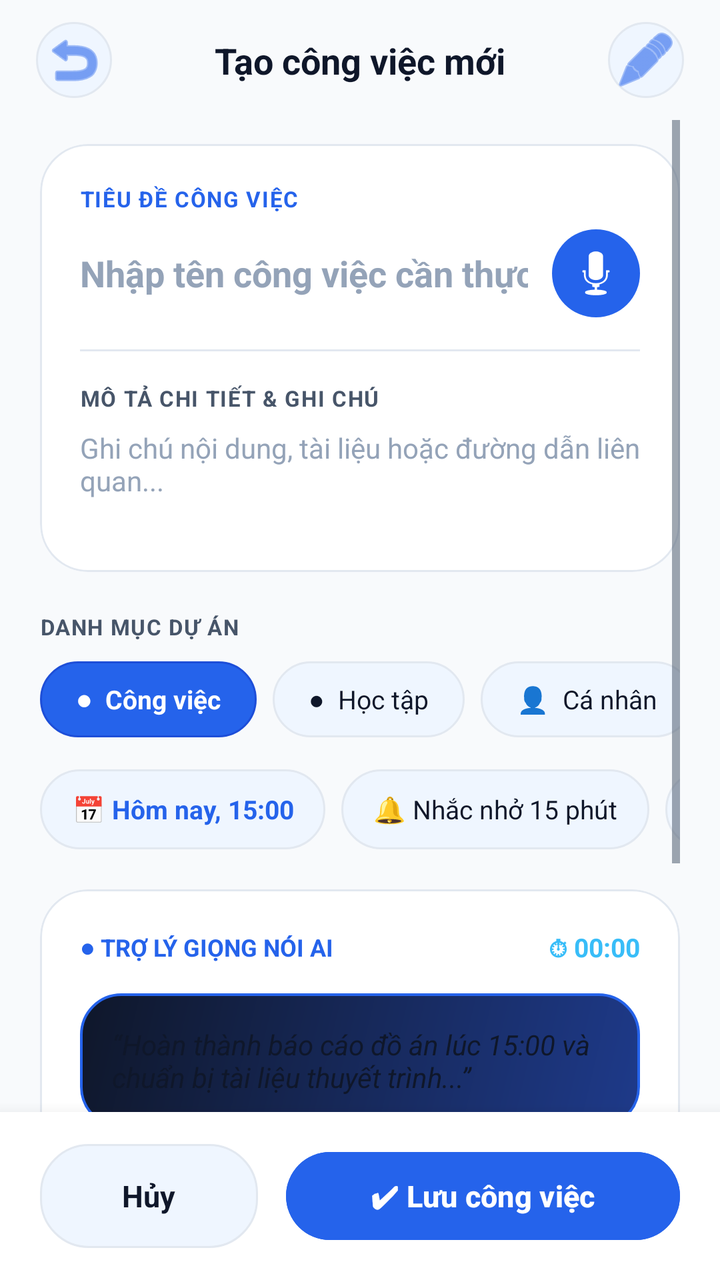
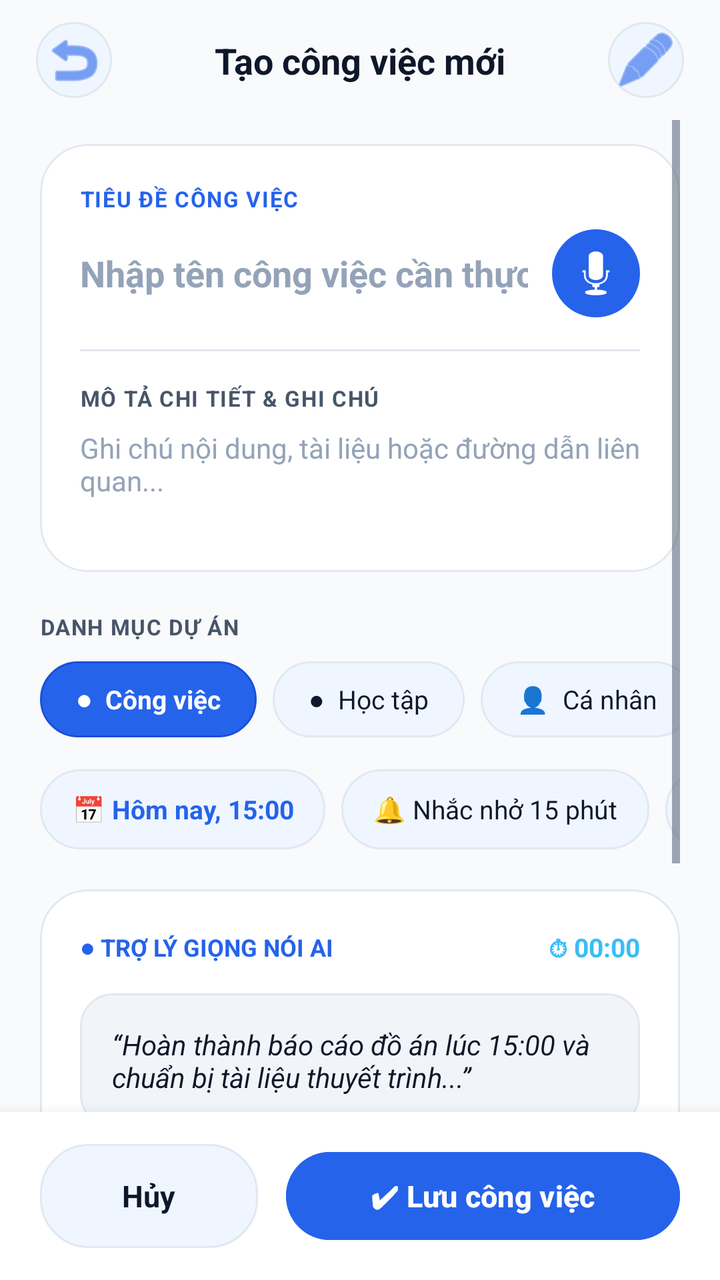

Before-and-after screenshots of an Android layout around one commit, followed by the original layout XML and the change that was made.
<!-- AndroidManifest.xml: application theme Theme.MyApplication -->
<!-- res/layout/activity_add_task.xml -->
<?xml version="1.0" encoding="utf-8"?>
<androidx.constraintlayout.widget.ConstraintLayout
    xmlns:android="http://schemas.android.com/apk/res/android"
    xmlns:app="http://schemas.android.com/apk/res-auto"
    xmlns:tools="http://schemas.android.com/tools"
    android:layout_width="match_parent"
    android:layout_height="match_parent"
    android:background="@color/bg_main"
    tools:context=".ui.task.AddTaskActivity">

    
    <androidx.constraintlayout.widget.ConstraintLayout
        android:id="@+id/headerLayout"
        android:layout_width="match_parent"
        android:layout_height="60dp"
        android:paddingHorizontal="18dp"
        app:layout_constraintTop_toTopOf="parent">

        <ImageButton
            android:id="@+id/btnBack"
            android:layout_width="38dp"
            android:layout_height="38dp"
            android:background="@drawable/bg_pill_light"
            android:src="@android:drawable/ic_menu_revert"
            app:tint="@color/brand_primary"
            app:layout_constraintBottom_toBottomOf="parent"
            app:layout_constraintStart_toStartOf="parent"
            app:layout_constraintTop_toTopOf="parent" />

        <TextView
            android:id="@+id/tvHeaderTitle"
            android:layout_width="wrap_content"
            android:layout_height="wrap_content"
            android:text="Tạo công việc mới"
            android:textColor="@color/text_primary"
            android:textSize="18sp"
            android:textStyle="bold"
            app:layout_constraintBottom_toBottomOf="parent"
            app:layout_constraintEnd_toEndOf="parent"
            app:layout_constraintStart_toStartOf="parent"
            app:layout_constraintTop_toTopOf="parent" />

        <ImageButton
            android:id="@+id/btnAiAssist"
            android:layout_width="38dp"
            android:layout_height="38dp"
            android:background="@drawable/bg_pill_light"
            android:src="@android:drawable/ic_menu_edit"
            app:tint="@color/brand_primary"
            app:layout_constraintBottom_toBottomOf="parent"
            app:layout_constraintEnd_toEndOf="parent"
            app:layout_constraintTop_toTopOf="parent" />
    </androidx.constraintlayout.widget.ConstraintLayout>

    
    <ScrollView
        android:id="@+id/scrollView"
        android:layout_width="match_parent"
        android:layout_height="0dp"
        android:clipToPadding="false"
        android:paddingHorizontal="20dp"
        android:paddingBottom="24dp"
        app:layout_constraintBottom_toTopOf="@id/bottomActionsLayout"
        app:layout_constraintTop_toBottomOf="@id/headerLayout">

        <LinearLayout
            android:layout_width="match_parent"
            android:layout_height="wrap_content"
            android:orientation="vertical">

            
            <com.google.android.material.card.MaterialCardView
                android:layout_width="match_parent"
                android:layout_height="wrap_content"
                android:layout_marginTop="12dp"
                app:cardBackgroundColor="@color/card_bg"
                app:cardCornerRadius="24dp"
                app:cardElevation="0dp"
                app:strokeColor="@color/card_stroke"
                app:strokeWidth="1dp">

                <LinearLayout
                    android:layout_width="match_parent"
                    android:layout_height="wrap_content"
                    android:orientation="vertical"
                    android:padding="20dp">

                    <TextView
                        android:layout_width="wrap_content"
                        android:layout_height="wrap_content"
                        android:text="TIÊU ĐỀ CÔNG VIỆC"
                        android:textColor="@color/brand_primary"
                        android:textSize="11sp"
                        android:textStyle="bold"
                        android:letterSpacing="0.05" />

                    <LinearLayout
                        android:layout_width="match_parent"
                        android:layout_height="wrap_content"
                        android:layout_marginTop="8dp"
                        android:gravity="center_vertical"
                        android:orientation="horizontal">

                        <EditText
                            android:id="@+id/edtTaskTitle"
                            android:layout_width="0dp"
                            android:layout_height="wrap_content"
                            android:layout_weight="1"
                            android:background="@null"
                            android:hint="Nhập tên công việc cần thực hiện..."
                            android:inputType="text|textNoSuggestions"
                            android:imeOptions="actionNext"
                            android:textColor="@color/text_primary"
                            android:textColorHint="@color/text_muted"
                            android:textSize="18sp"
                            android:textStyle="bold" />

                        <ImageButton
                            android:id="@+id/btnQuickMic"
                            android:layout_width="44dp"
                            android:layout_height="44dp"
                            android:layout_marginStart="12dp"
                            android:background="@drawable/bg_circle_brown"
                            android:src="@android:drawable/ic_btn_speak_now"
                            app:tint="#FFFFFF" />
                    </LinearLayout>

                    <View
                        android:layout_width="match_parent"
                        android:layout_height="1dp"
                        android:layout_marginVertical="16dp"
                        android:background="@color/card_stroke" />

                    <TextView
                        android:layout_width="wrap_content"
                        android:layout_height="wrap_content"
                        android:text="MÔ TẢ CHI TIẾT &amp; GHI CHÚ"
                        android:textColor="@color/text_secondary"
                        android:textSize="11sp"
                        android:textStyle="bold"
                        android:letterSpacing="0.05" />

                    <EditText
                        android:id="@+id/edtDescription"
                        android:layout_width="match_parent"
                        android:layout_height="wrap_content"
                        android:layout_marginTop="8dp"
                        android:background="@null"
                        android:hint="Ghi chú nội dung, tài liệu hoặc đường dẫn liên quan..."
                        android:inputType="textMultiLine|textNoSuggestions"
                        android:gravity="top|start"
                        android:minLines="3"
                        android:textColor="@color/text_primary"
                        android:textColorHint="@color/text_muted"
                        android:textSize="14sp" />
                </LinearLayout>
            </com.google.android.material.card.MaterialCardView>

            
            <TextView
                android:layout_width="wrap_content"
                android:layout_height="wrap_content"
                android:layout_marginTop="20dp"
                android:text="DANH MỤC DỰ ÁN"
                android:textColor="@color/text_secondary"
                android:textSize="11sp"
                android:textStyle="bold"
                android:letterSpacing="0.05" />

            <HorizontalScrollView
                android:layout_width="match_parent"
                android:layout_height="wrap_content"
                android:layout_marginTop="10dp"
                android:scrollbars="none">

                <LinearLayout
                    android:id="@+id/layoutCategoryChips"
                    android:layout_width="wrap_content"
                    android:layout_height="wrap_content"
                    android:gravity="center_vertical"
                    android:orientation="horizontal">

                    <TextView
                        android:id="@+id/chipCatWork"
                        android:layout_width="wrap_content"
                        android:layout_height="38dp"
                        android:background="@drawable/bg_pill_brown"
                        android:gravity="center"
                        android:paddingHorizontal="18dp"
                        android:text="●  Công việc"
                        android:textColor="#FFFFFF"
                        android:textSize="13sp"
                        android:textStyle="bold" />

                    <TextView
                        android:id="@+id/chipCatStudy"
                        android:layout_width="wrap_content"
                        android:layout_height="38dp"
                        android:layout_marginStart="8dp"
                        android:background="@drawable/bg_pill_light"
                        android:gravity="center"
                        android:paddingHorizontal="18dp"
                        android:text="●  Học tập"
                        android:textColor="@color/text_primary"
                        android:textSize="13sp" />

                    <TextView
                        android:id="@+id/chipCatPersonal"
                        android:layout_width="wrap_content"
                        android:layout_height="38dp"
                        android:layout_marginStart="8dp"
                        android:background="@drawable/bg_pill_light"
                        android:gravity="center"
                        android:paddingHorizontal="18dp"
                        android:text="👤  Cá nhân"
                        android:textColor="@color/text_primary"
                        android:textSize="13sp" />

                    <TextView
                        android:id="@+id/chipCatAdd"
                        android:layout_width="38dp"
                        android:layout_height="38dp"
                        android:layout_marginStart="8dp"
                        android:background="@drawable/bg_pill_light"
                        android:gravity="center"
                        android:text="+"
                        android:textColor="@color/brand_primary"
                        android:textSize="18sp"
                        android:textStyle="bold" />
                </LinearLayout>
            </HorizontalScrollView>

            <Spinner
                android:id="@+id/spinnerCategory"
                android:layout_width="match_parent"
                android:layout_height="1dp"
                android:visibility="gone" />

            
            <HorizontalScrollView
                android:layout_width="match_parent"
                android:layout_height="wrap_content"
                android:layout_marginTop="16dp"
                android:scrollbars="none">

                <LinearLayout
                    android:layout_width="wrap_content"
                    android:layout_height="wrap_content"
                    android:orientation="horizontal">

                    <TextView
                        android:id="@+id/tvSelectDate"
                        android:layout_width="wrap_content"
                        android:layout_height="40dp"
                        android:background="@drawable/bg_pill_light"
                        android:gravity="center"
                        android:paddingHorizontal="16dp"
                        android:text="📅 Hôm nay, 15:00"
                        android:textColor="@color/brand_primary"
                        android:textSize="13sp"
                        android:textStyle="bold" />

                    <TextView
                        android:id="@+id/tvSelectTime"
                        android:layout_width="wrap_content"
                        android:layout_height="40dp"
                        android:layout_marginStart="8dp"
                        android:background="@drawable/bg_pill_light"
                        android:gravity="center"
                        android:paddingHorizontal="16dp"
                        android:text="🔔 Nhắc nhở 15 phút"
                        android:textColor="@color/text_primary"
                        android:textSize="13sp" />

                    <TextView
                        android:id="@+id/tvPriority"
                        android:layout_width="wrap_content"
                        android:layout_height="40dp"
                        android:layout_marginStart="8dp"
                        android:background="@drawable/bg_pill_light"
                        android:gravity="center"
                        android:paddingHorizontal="16dp"
                        android:text="🚩 Ưu 1"
                        android:textColor="@color/brand_danger"
                        android:textSize="13sp"
                        android:textStyle="bold" />
                </LinearLayout>
            </HorizontalScrollView>

            
            <com.google.android.material.card.MaterialCardView
                android:id="@+id/cardVoiceBox"
                android:layout_width="match_parent"
                android:layout_height="wrap_content"
                android:layout_marginTop="20dp"
                app:cardBackgroundColor="@color/card_bg"
                app:cardCornerRadius="24dp"
                app:cardElevation="0dp"
                app:strokeColor="@color/card_stroke"
                app:strokeWidth="1dp">

                <LinearLayout
                    android:layout_width="match_parent"
                    android:layout_height="wrap_content"
                    android:orientation="vertical"
                    android:padding="20dp">

                    <LinearLayout
                        android:layout_width="match_parent"
                        android:layout_height="wrap_content"
                        android:gravity="center_vertical"
                        android:orientation="horizontal">

                        <TextView
                            android:id="@+id/tvVoiceStatus"
                            android:layout_width="0dp"
                            android:layout_height="wrap_content"
                            android:layout_weight="1"
                            android:text="● TRỢ LÝ GIỌNG NÓI AI"
                            android:textColor="@color/brand_primary"
                            android:textSize="12sp"
                            android:textStyle="bold" />

                        <TextView
                            android:id="@+id/tvVoiceTimer"
                            android:layout_width="wrap_content"
                            android:layout_height="wrap_content"
                            android:text="⏱ 00:00"
                            android:textColor="@color/brand_accent"
                            android:textSize="13sp"
                            android:textStyle="bold" />
                    </LinearLayout>

                    <TextView
                        android:id="@+id/tvTranscribedText"
                        android:layout_width="match_parent"
                        android:layout_height="wrap_content"
                        android:layout_marginTop="14dp"
                        android:background="@drawable/bg_voice_card"
                        android:padding="16dp"
                        android:text="“Hoàn thành báo cáo đồ án lúc 15:00 và chuẩn bị tài liệu thuyết trình...”"
                        android:textColor="@color/text_primary"
                        android:textSize="14sp"
                        android:textStyle="italic" />

                    <LinearLayout
                        android:id="@+id/layoutWaveform"
                        android:layout_width="match_parent"
                        android:layout_height="28dp"
                        android:layout_marginTop="14dp"
                        android:gravity="center"
                        android:orientation="horizontal">

                        <View android:layout_width="3dp" android:layout_height="12dp" android:layout_marginHorizontal="2dp" android:background="@color/brand_primary" />
                        <View android:layout_width="3dp" android:layout_height="22dp" android:layout_marginHorizontal="2dp" android:background="@color/brand_primary" />
                        <View android:layout_width="3dp" android:layout_height="16dp" android:layout_marginHorizontal="2dp" android:background="@color/brand_primary" />
                        <View android:layout_width="3dp" android:layout_height="28dp" android:layout_marginHorizontal="2dp" android:background="@color/brand_accent" />
                        <View android:layout_width="3dp" android:layout_height="18dp" android:layout_marginHorizontal="2dp" android:background="@color/brand_accent" />
                        <View android:layout_width="3dp" android:layout_height="24dp" android:layout_marginHorizontal="2dp" android:background="@color/brand_primary" />
                        <View android:layout_width="3dp" android:layout_height="10dp" android:layout_marginHorizontal="2dp" android:background="@color/brand_primary" />
                        <View android:layout_width="3dp" android:layout_height="20dp" android:layout_marginHorizontal="2dp" android:background="@color/brand_primary" />
                        <View android:layout_width="3dp" android:layout_height="14dp" android:layout_marginHorizontal="2dp" android:background="@color/brand_primary" />
                    </LinearLayout>

                    <LinearLayout
                        android:layout_width="match_parent"
                        android:layout_height="wrap_content"
                        android:layout_marginTop="16dp"
                        android:gravity="center_vertical"
                        android:orientation="horizontal">

                        <TextView
                            android:id="@+id/btnVoiceClear"
                            android:layout_width="0dp"
                            android:layout_height="40dp"
                            android:layout_weight="1"
                            android:background="@drawable/bg_pill_light"
                            android:gravity="center"
                            android:text="🗑 Xóa"
                            android:textColor="@color/text_secondary"
                            android:textSize="13sp"
                            android:textStyle="bold" />

                        <ImageButton
                            android:id="@+id/btnVoiceToggle"
                            android:layout_width="48dp"
                            android:layout_height="48dp"
                            android:layout_marginHorizontal="16dp"
                            android:background="@drawable/bg_circle_brown"
                            android:src="@android:drawable/ic_media_pause"
                            app:tint="#FFFFFF" />

                        <TextView
                            android:id="@+id/btnVoiceApply"
                            android:layout_width="0dp"
                            android:layout_height="40dp"
                            android:layout_weight="1"
                            android:background="@drawable/bg_pill_light"
                            android:gravity="center"
                            android:text="✓ Áp dụng"
                            android:textColor="@color/brand_accent"
                            android:textSize="13sp"
                            android:textStyle="bold" />
                    </LinearLayout>
                </LinearLayout>
            </com.google.android.material.card.MaterialCardView>

            <EditText
                android:id="@+id/edtLocation"
                android:layout_width="match_parent"
                android:layout_height="1dp"
                android:visibility="gone" />

        </LinearLayout>
    </ScrollView>

    
    <LinearLayout
        android:id="@+id/bottomActionsLayout"
        android:layout_width="match_parent"
        android:layout_height="wrap_content"
        android:background="@color/card_bg"
        android:elevation="12dp"
        android:orientation="horizontal"
        android:paddingHorizontal="20dp"
        android:paddingVertical="16dp"
        app:layout_constraintBottom_toBottomOf="parent">

        <TextView
            android:id="@+id/tvCancel"
            android:layout_width="0dp"
            android:layout_height="52dp"
            android:layout_weight="1"
            android:background="@drawable/bg_pill_light"
            android:gravity="center"
            android:text="Hủy"
            android:textColor="@color/text_primary"
            android:textSize="15sp"
            android:textStyle="bold" />

        <Button
            android:id="@+id/btnSave"
            android:layout_width="0dp"
            android:layout_height="52dp"
            android:layout_marginStart="14dp"
            android:layout_weight="1.8"
            android:backgroundTint="@color/brand_primary"
            android:text="✔ Lưu công việc"
            android:textColor="#FFFFFF"
            android:textSize="15sp"
            android:textStyle="bold"
            app:cornerRadius="26dp" />
    </LinearLayout>

</androidx.constraintlayout.widget.ConstraintLayout>
<!-- resources referenced by this layout -->
<resources>
  <color name="bg_main">#F8FAFC</color>
  <color name="brand_accent">#38BDF8</color>
  <color name="brand_danger">#EF4444</color>
  <color name="brand_primary">#2563EB</color>
  <color name="card_bg">#FFFFFF</color>
  <color name="card_stroke">#E2E8F0</color>
  <color name="text_muted">#94A3B8</color>
  <color name="text_primary">#0F172A</color>
  <color name="text_secondary">#475569</color>
  <!-- drawable bg_circle_brown (drawable) -->
  <?xml version="1.0" encoding="utf-8"?>
  <shape xmlns:android="http://schemas.android.com/apk/res/android"
      android:shape="oval">
      <solid android:color="#2563EB" />
  </shape>
  <!-- drawable bg_pill_brown (drawable) -->
  <?xml version="1.0" encoding="utf-8"?>
  <shape xmlns:android="http://schemas.android.com/apk/res/android"
      android:shape="rectangle">
      <solid android:color="@color/brand_primary" />
      <corners android:radius="24dp" />
      <stroke
          android:width="1dp"
          android:color="@color/brand_primary_dark" />
  </shape>
  <!-- drawable bg_pill_light (drawable) -->
  <?xml version="1.0" encoding="utf-8"?>
  <shape xmlns:android="http://schemas.android.com/apk/res/android"
      android:shape="rectangle">
      <solid android:color="@color/surface_pill" />
      <corners android:radius="24dp" />
      <stroke
          android:width="1dp"
          android:color="@color/card_stroke" />
  </shape>
  <!-- drawable bg_voice_card (drawable) -->
  <?xml version="1.0" encoding="utf-8"?>
  <shape xmlns:android="http://schemas.android.com/apk/res/android"
      android:shape="rectangle">
      <gradient
          android:angle="315"
          android:startColor="#0F172A"
          android:endColor="#1E3A8A"
          android:type="linear" />
      <corners android:radius="20dp" />
      <stroke
          android:width="1.2dp"
          android:color="#2563EB" />
  </shape>
  <style name="Theme.MyApplication" parent="Base.Theme.MyApplication" />
  <color name="brand_primary_dark">#1D4ED8</color>
  <color name="surface_pill">#EFF6FF</color>
  <style name="Base.Theme.MyApplication" parent="Theme.Material3.DayNight.NoActionBar">
          <item name="colorPrimary">@color/brand_primary</item>
          <item name="colorPrimaryVariant">@color/brand_primary_dark</item>
          <item name="colorSecondary">@color/brand_accent</item>
          <item name="android:colorBackground">@color/bg_main</item>
          <item name="android:windowBackground">@color/bg_main</item>
          <item name="android:statusBarColor">@color/bg_main</item>
          <item name="android:windowLightStatusBar">true</item>
          <item name="android:textColorPrimary">@color/text_primary</item>
          <item name="android:textColorSecondary">@color/text_secondary</item>
      </style>
</resources>

<!-- the commit's change to res/layout/activity_add_task.xml (unified diff, before → after) -->
@@ -336,7 +336,7 @@
                         android:layout_width="match_parent"
                         android:layout_height="wrap_content"
                         android:layout_marginTop="14dp"
-                        android:background="@drawable/bg_voice_card"
+                        android:background="@drawable/bg_search_bar"
                         android:padding="16dp"
                         android:text="“Hoàn thành báo cáo đồ án lúc 15:00 và chuẩn bị tài liệu thuyết trình...”"
                         android:textColor="@color/text_primary"
<!-- resource entries referenced after the edit -->
@@ -35,23 +35,18 @@
           android:width="1dp"
           android:color="@color/card_stroke" />
   </shape>
-  <!-- drawable bg_voice_card (drawable) -->
+  <!-- drawable bg_search_bar (drawable) -->
   <?xml version="1.0" encoding="utf-8"?>
   <shape xmlns:android="http://schemas.android.com/apk/res/android"
       android:shape="rectangle">
-      <gradient
-          android:angle="315"
-          android:startColor="#0F172A"
-          android:endColor="#1E3A8A"
-          android:type="linear" />
-      <corners android:radius="20dp" />
-      <stroke
-          android:width="1.2dp"
-          android:color="#2563EB" />
+      <corners android:radius="16dp" />
+      <solid android:color="@color/input_bg" />
+      <stroke android:width="1dp" android:color="@color/card_stroke" />
   </shape>
   <style name="Theme.MyApplication" parent="Base.Theme.MyApplication" />
   <color name="brand_primary_dark">#1D4ED8</color>
   <color name="surface_pill">#EFF6FF</color>
+  <color name="input_bg">#F1F5F9</color>
   <style name="Base.Theme.MyApplication" parent="Theme.Material3.DayNight.NoActionBar">
           <item name="colorPrimary">@color/brand_primary</item>
           <item name="colorPrimaryVariant">@color/brand_primary_dark</item>
